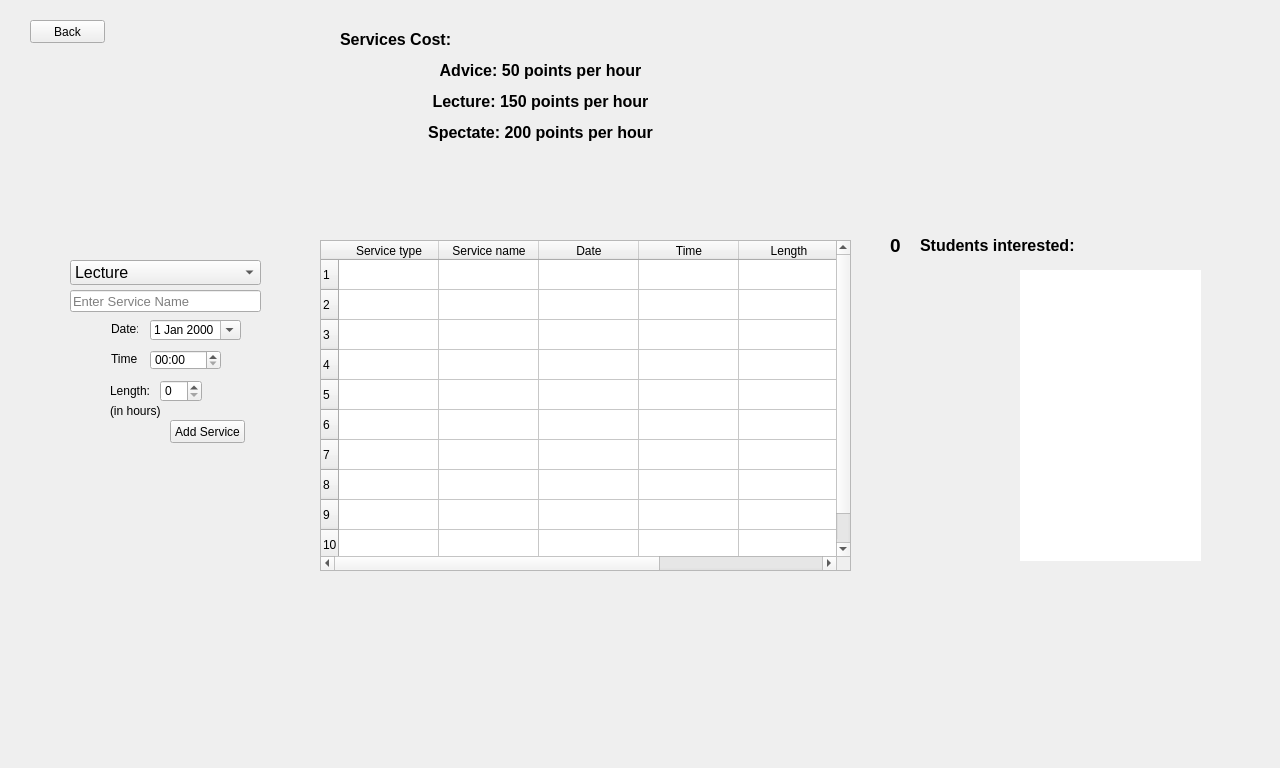
This is vServices.ui in ShadiMi/Group27_hApp_project as Qt 5 draws it before an edit. The edited form follows.
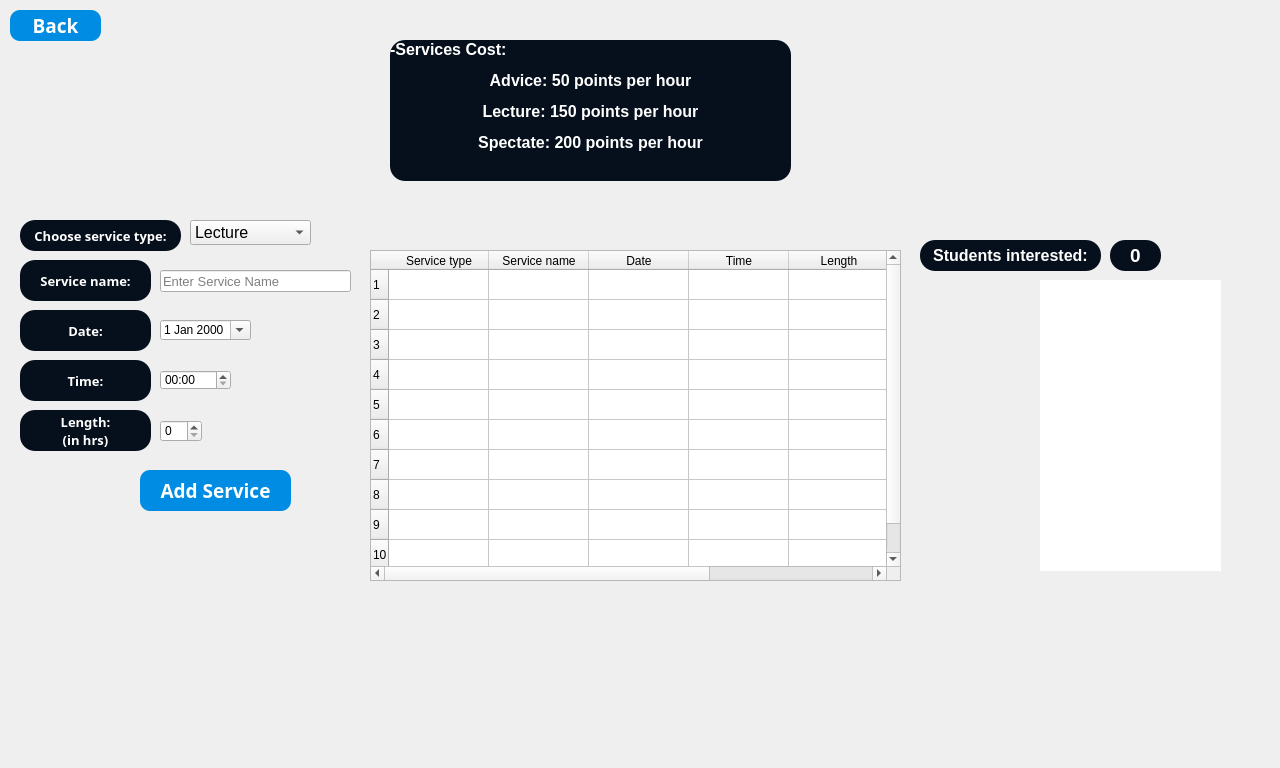
This is the edited form. Icons and pictures are not drawn.

```diff
--- a/vServices.ui
+++ b/vServices.ui
@@ -16,8 +16,8 @@
   <widget class="QTableWidget" name="servicesTable">
    <property name="geometry">
     <rect>
-     <x>320</x>
-     <y>240</y>
+     <x>370</x>
+     <y>250</y>
      <width>531</width>
      <height>331</height>
     </rect>
@@ -84,28 +84,15 @@
     </property>
    </column>
   </widget>
-  <widget class="QPushButton" name="addService">
-   <property name="geometry">
-    <rect>
-     <x>170</x>
-     <y>420</y>
-     <width>75</width>
-     <height>23</height>
-    </rect>
-   </property>
-   <property name="text">
-    <string>Add Service</string>
-   </property>
-  </widget>
   <widget class="QComboBox" name="serviceboxR">
    <property name="enabled">
     <bool>true</bool>
    </property>
    <property name="geometry">
     <rect>
-     <x>70</x>
-     <y>260</y>
-     <width>191</width>
+     <x>190</x>
+     <y>220</y>
+     <width>121</width>
      <height>25</height>
     </rect>
    </property>
@@ -142,8 +129,8 @@
   <widget class="QLineEdit" name="serviceName">
    <property name="geometry">
     <rect>
-     <x>70</x>
-     <y>290</y>
+     <x>160</x>
+     <y>270</y>
      <width>191</width>
      <height>22</height>
     </rect>
@@ -163,23 +150,10 @@
     <enum>Qt::VisualMoveStyle</enum>
    </property>
   </widget>
-  <widget class="QPushButton" name="backv">
-   <property name="geometry">
-    <rect>
-     <x>30</x>
-     <y>20</y>
-     <width>75</width>
-     <height>23</height>
-    </rect>
-   </property>
-   <property name="text">
-    <string>Back</string>
-   </property>
-  </widget>
   <widget class="QDateEdit" name="vdate">
    <property name="geometry">
     <rect>
-     <x>150</x>
+     <x>160</x>
      <y>320</y>
      <width>91</width>
      <height>20</height>
@@ -192,8 +166,8 @@
   <widget class="QTimeEdit" name="vtime">
    <property name="geometry">
     <rect>
-     <x>150</x>
-     <y>350</y>
+     <x>160</x>
+     <y>370</y>
      <width>71</width>
      <height>20</height>
     </rect>
@@ -205,75 +179,23 @@
     <bool>false</bool>
    </property>
   </widget>
-  <widget class="QLabel" name="label">
-   <property name="geometry">
-    <rect>
-     <x>111</x>
-     <y>321</y>
-     <width>27</width>
-     <height>16</height>
-    </rect>
-   </property>
-   <property name="text">
-    <string>Date:</string>
-   </property>
-  </widget>
-  <widget class="QLabel" name="label_2">
-   <property name="geometry">
-    <rect>
-     <x>111</x>
-     <y>351</y>
-     <width>26</width>
-     <height>16</height>
-    </rect>
-   </property>
-   <property name="text">
-    <string>Time:</string>
-   </property>
-  </widget>
-  <widget class="QLabel" name="label_3">
-   <property name="geometry">
-    <rect>
-     <x>110</x>
-     <y>380</y>
-     <width>41</width>
-     <height>21</height>
-    </rect>
-   </property>
-   <property name="text">
-    <string>Length:</string>
-   </property>
-  </widget>
   <widget class="QSpinBox" name="spinBox">
    <property name="geometry">
     <rect>
      <x>160</x>
-     <y>380</y>
+     <y>420</y>
      <width>42</width>
      <height>22</height>
     </rect>
    </property>
   </widget>
-  <widget class="QLabel" name="label_4">
-   <property name="geometry">
-    <rect>
-     <x>110</x>
-     <y>400</y>
-     <width>61</width>
-     <height>21</height>
-    </rect>
-   </property>
-   <property name="text">
-    <string>(in hours)</string>
-   </property>
-  </widget>
   <widget class="QLabel" name="label_5">
    <property name="geometry">
     <rect>
-     <x>340</x>
-     <y>30</y>
+     <x>390</x>
+     <y>40</y>
      <width>401</width>
-     <height>211</height>
+     <height>141</height>
     </rect>
    </property>
    <property name="font">
@@ -282,8 +204,15 @@
      <bold>true</bold>
     </font>
    </property>
+   <property name="styleSheet">
+    <string notr="true">
+color:white;
+background:rgba(6, 16, 28,1);
+border-radius:15px;
+</string>
+   </property>
    <property name="text">
-    <string>&lt;html&gt;&lt;head/&gt;&lt;body&gt;&lt;p&gt;Services Cost:&lt;/p&gt;&lt;p align=&quot;center&quot;&gt;Advice: 50 points per hour&lt;/p&gt;&lt;p align=&quot;center&quot;&gt;   Lecture: 150 points per hour&lt;/p&gt;&lt;p align=&quot;center&quot;&gt;     Spectate: 200 points per hour&lt;/p&gt;&lt;/body&gt;&lt;/html&gt;</string>
+    <string>&lt;html&gt;&lt;head/&gt;&lt;body&gt;&lt;p&gt;-Services Cost:&lt;/p&gt;&lt;p align=&quot;center&quot;&gt;Advice: 50 points per hour&lt;/p&gt;&lt;p align=&quot;center&quot;&gt;Lecture: 150 points per hour&lt;/p&gt;&lt;p align=&quot;center&quot;&gt;Spectate: 200 points per hour&lt;/p&gt;&lt;/body&gt;&lt;/html&gt;</string>
    </property>
    <property name="alignment">
     <set>Qt::AlignLeading|Qt::AlignLeft|Qt::AlignTop</set>
@@ -292,8 +221,8 @@
   <widget class="QListWidget" name="studentList">
    <property name="geometry">
     <rect>
-     <x>1020</x>
-     <y>270</y>
+     <x>1040</x>
+     <y>280</y>
      <width>181</width>
      <height>291</height>
     </rect>
@@ -318,20 +247,26 @@
    <property name="geometry">
     <rect>
      <x>920</x>
-     <y>230</y>
+     <y>240</y>
      <width>181</width>
      <height>31</height>
     </rect>
    </property>
+   <property name="styleSheet">
+    <string notr="true">color:white;
+text-align:center;
+background:rgba(6, 16, 28,1);
+border-radius:15px;</string>
+   </property>
    <property name="text">
-    <string>&lt;html&gt;&lt;head/&gt;&lt;body&gt;&lt;p&gt;&lt;span style=&quot; font-size:12pt; font-weight:600;&quot;&gt;Students interested:&lt;/span&gt;&lt;/p&gt;&lt;/body&gt;&lt;/html&gt;</string>
+    <string>&lt;html&gt;&lt;head/&gt;&lt;body&gt;&lt;p align=&quot;center&quot;&gt;&lt;span style=&quot; font-size:12pt; font-weight:600;&quot;&gt;Students interested:&lt;/span&gt;&lt;/p&gt;&lt;/body&gt;&lt;/html&gt;</string>
    </property>
   </widget>
   <widget class="QLabel" name="numStudents">
    <property name="geometry">
     <rect>
-     <x>890</x>
-     <y>230</y>
+     <x>1110</x>
+     <y>240</y>
      <width>51</width>
      <height>31</height>
     </rect>
@@ -342,8 +277,286 @@
      <bold>true</bold>
     </font>
    </property>
+   <property name="styleSheet">
+    <string notr="true">color:white;
+text-align:center;
+background:rgba(6, 16, 28,1);
+border-radius:15px;</string>
+   </property>
    <property name="text">
-    <string>0</string>
+    <string>&lt;html&gt;&lt;head/&gt;&lt;body&gt;&lt;p align=&quot;center&quot;&gt;0&lt;/p&gt;&lt;/body&gt;&lt;/html&gt;</string>
+   </property>
+  </widget>
+  <widget class="QPushButton" name="backv">
+   <property name="geometry">
+    <rect>
+     <x>10</x>
+     <y>10</y>
+     <width>91</width>
+     <height>31</height>
+    </rect>
+   </property>
+   <property name="font">
+    <font>
+     <family>century gothic</family>
+     <pointsize>14</pointsize>
+     <bold>true</bold>
+    </font>
+   </property>
+   <property name="styleSheet">
+    <string notr="true">QPushButton
+{
+color:white;
+border-radius:10px;
+}
+QPushButton:hover
+{
+color:#333;
+border-radius:10px;
+background:#49ebff;
+}
+QPushButton
+
+{
+background:rgb(0, 140, 227);
+}</string>
+   </property>
+   <property name="text">
+    <string>Back</string>
+   </property>
+  </widget>
+  <widget class="QPushButton" name="pushButton">
+   <property name="geometry">
+    <rect>
+     <x>20</x>
+     <y>220</y>
+     <width>161</width>
+     <height>31</height>
+    </rect>
+   </property>
+   <property name="font">
+    <font>
+     <family>century gothic</family>
+     <pointsize>10</pointsize>
+     <bold>true</bold>
+    </font>
+   </property>
+   <property name="styleSheet">
+    <string notr="true">QPushButton
+
+{
+color:white;
+background:rgba(6, 16, 28,1);
+border-radius:15px;
+}</string>
+   </property>
+   <property name="text">
+    <string>Choose service type:</string>
+   </property>
+   <property name="icon">
+    <iconset>
+     <normaloff>:/newPrefix/img/user.png</normaloff>:/newPrefix/img/user.png</iconset>
+   </property>
+   <property name="iconSize">
+    <size>
+     <width>42</width>
+     <height>79</height>
+    </size>
+   </property>
+  </widget>
+  <widget class="QPushButton" name="pushButton_2">
+   <property name="geometry">
+    <rect>
+     <x>20</x>
+     <y>260</y>
+     <width>131</width>
+     <height>41</height>
+    </rect>
+   </property>
+   <property name="font">
+    <font>
+     <family>century gothic</family>
+     <pointsize>10</pointsize>
+     <bold>true</bold>
+    </font>
+   </property>
+   <property name="styleSheet">
+    <string notr="true">QPushButton
+
+{
+color:white;
+background:rgba(6, 16, 28,1);
+border-radius:15px;
+}</string>
+   </property>
+   <property name="text">
+    <string>Service name:</string>
+   </property>
+   <property name="icon">
+    <iconset>
+     <normaloff>:/newPrefix/img/user.png</normaloff>:/newPrefix/img/user.png</iconset>
+   </property>
+   <property name="iconSize">
+    <size>
+     <width>42</width>
+     <height>79</height>
+    </size>
+   </property>
+  </widget>
+  <widget class="QPushButton" name="pushButton_3">
+   <property name="geometry">
+    <rect>
+     <x>20</x>
+     <y>310</y>
+     <width>131</width>
+     <height>41</height>
+    </rect>
+   </property>
+   <property name="font">
+    <font>
+     <family>century gothic</family>
+     <pointsize>10</pointsize>
+     <bold>true</bold>
+    </font>
+   </property>
+   <property name="styleSheet">
+    <string notr="true">QPushButton
+
+{
+color:white;
+background:rgba(6, 16, 28,1);
+border-radius:15px;
+}</string>
+   </property>
+   <property name="text">
+    <string>Date:</string>
+   </property>
+   <property name="icon">
+    <iconset>
+     <normaloff>:/newPrefix/img/user.png</normaloff>:/newPrefix/img/user.png</iconset>
+   </property>
+   <property name="iconSize">
+    <size>
+     <width>42</width>
+     <height>79</height>
+    </size>
+   </property>
+  </widget>
+  <widget class="QPushButton" name="pushButton_4">
+   <property name="geometry">
+    <rect>
+     <x>20</x>
+     <y>360</y>
+     <width>131</width>
+     <height>41</height>
+    </rect>
+   </property>
+   <property name="font">
+    <font>
+     <family>century gothic</family>
+     <pointsize>10</pointsize>
+     <bold>true</bold>
+    </font>
+   </property>
+   <property name="styleSheet">
+    <string notr="true">QPushButton
+
+{
+color:white;
+background:rgba(6, 16, 28,1);
+border-radius:15px;
+}</string>
+   </property>
+   <property name="text">
+    <string>Time:</string>
+   </property>
+   <property name="icon">
+    <iconset>
+     <normaloff>:/newPrefix/img/user.png</normaloff>:/newPrefix/img/user.png</iconset>
+   </property>
+   <property name="iconSize">
+    <size>
+     <width>42</width>
+     <height>79</height>
+    </size>
+   </property>
+  </widget>
+  <widget class="QPushButton" name="pushButton_5">
+   <property name="geometry">
+    <rect>
+     <x>20</x>
+     <y>410</y>
+     <width>131</width>
+     <height>41</height>
+    </rect>
+   </property>
+   <property name="font">
+    <font>
+     <family>century gothic</family>
+     <pointsize>10</pointsize>
+     <bold>true</bold>
+    </font>
+   </property>
+   <property name="styleSheet">
+    <string notr="true">QPushButton
+
+{
+color:white;
+background:rgba(6, 16, 28,1);
+border-radius:15px;
+}</string>
+   </property>
+   <property name="text">
+    <string>Length:
+(in hrs)</string>
+   </property>
+   <property name="icon">
+    <iconset>
+     <normaloff>:/newPrefix/img/user.png</normaloff>:/newPrefix/img/user.png</iconset>
+   </property>
+   <property name="iconSize">
+    <size>
+     <width>42</width>
+     <height>79</height>
+    </size>
+   </property>
+  </widget>
+  <widget class="QPushButton" name="addService">
+   <property name="geometry">
+    <rect>
+     <x>140</x>
+     <y>470</y>
+     <width>151</width>
+     <height>41</height>
+    </rect>
+   </property>
+   <property name="font">
+    <font>
+     <family>century gothic</family>
+     <pointsize>14</pointsize>
+     <bold>true</bold>
+    </font>
+   </property>
+   <property name="styleSheet">
+    <string notr="true">QPushButton
+{
+color:white;
+border-radius:10px;
+}
+QPushButton:hover
+{
+color:#333;
+border-radius:10px;
+background:#49ebff;
+}
+QPushButton
+
+{
+background:rgb(0, 140, 227);
+}</string>
+   </property>
+   <property name="text">
+    <string>Add Service</string>
    </property>
   </widget>
  </widget>
```
